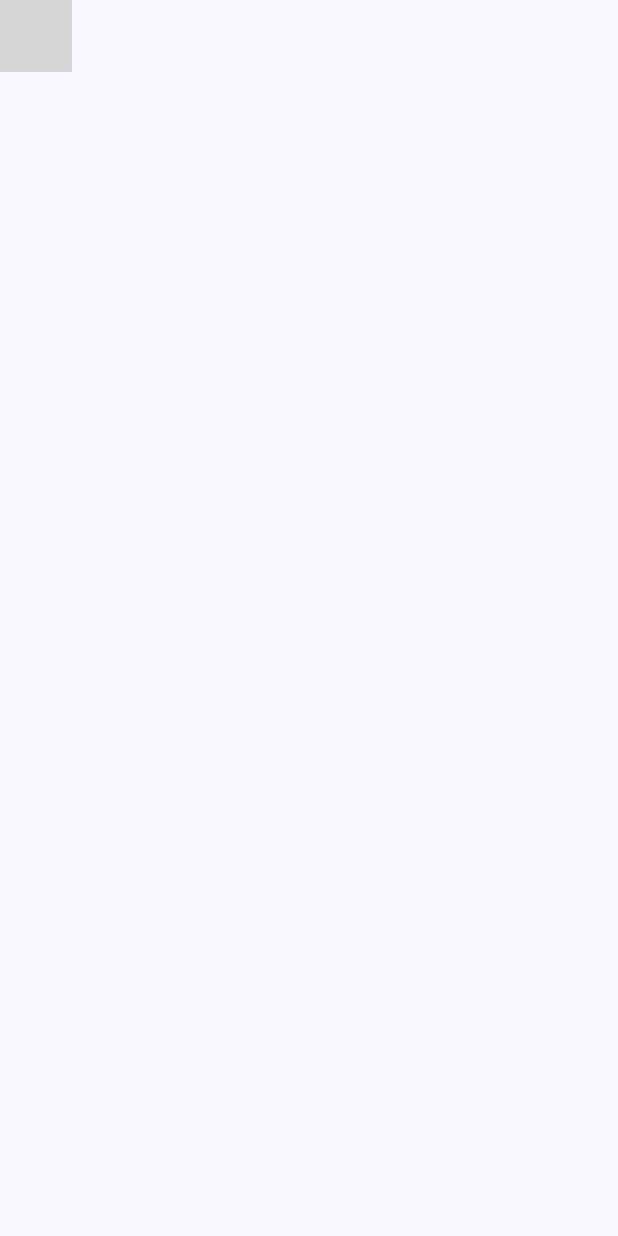
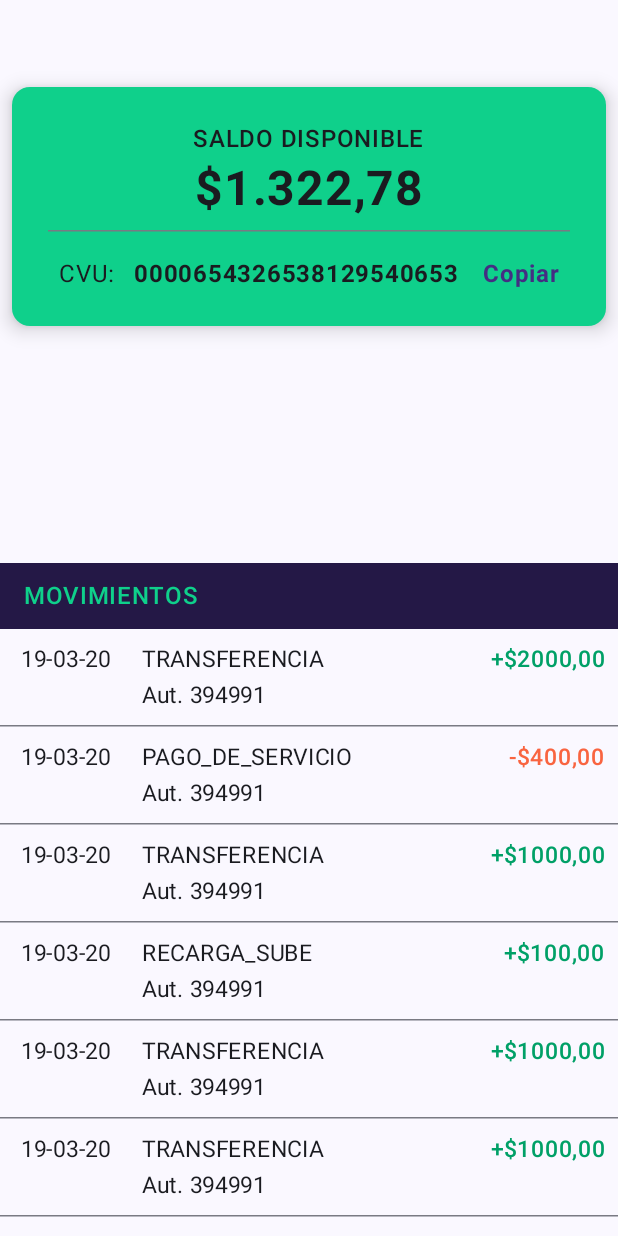
Before and after one commit to AlexLangman/Tp3Parcial, an Android app built with Jetpack Compose: the myAccountRoute screen opened through its navigation route, on a phone screen of 412 x 824 dp. Run offline under Robolectric (Android 15) with nearby library versions, the phone set to English and light mode, and no system bars; 1 statement that could not run was skipped; grey boxes are pictures that could not be loaded.

Commit message:
fix myAccountScreen

```diff
--- a/app/src/main/java/com/example/parcialtp3langmanpoltibohuier/Navigation.kt
+++ b/app/src/main/java/com/example/parcialtp3langmanpoltibohuier/Navigation.kt
@@ -7,7 +7,7 @@ import androidx.navigation.compose.NavHost
 import androidx.navigation.compose.composable
 import com.example.parcialtp3langmanpoltibohuier.ui.navigation.AppRoutes
 import com.example.parcialtp3langmanpoltibohuier.ui.screens.Home.HomeRoute
-import com.example.parcialtp3langmanpoltibohuier.ui.screens.MyAccount.MyAccountRoute
+import com.example.parcialtp3langmanpoltibohuier.ui.screens.myAccount.myAccountRoute
 import com.example.parcialtp3langmanpoltibohuier.ui.screens.MyCard.MyCardRoute
 import com.example.parcialtp3langmanpoltibohuier.ui.screens.ServicePayment.ServicePaymentRoute
 import com.example.parcialtp3langmanpoltibohuier.ui.screens.SignIn.SignInRoute
@@ -31,7 +31,7 @@ fun Navigation(navController: NavHostController){
             HomeRoute(navController)
         }
         composable(AppRoutes.MY_ACCOUNT){
-            MyAccountRoute(navController)
+            myAccountRoute(navController)
         }
         composable(AppRoutes.MY_CARD){
             MyCardRoute(navController)
--- /dev/null
+++ b/app/src/main/java/com/example/parcialtp3langmanpoltibohuier/ui/components/cards/myAccountCard.kt
@@ -0,0 +1,79 @@
+package com.example.parcialtp3langmanpoltibohuier.ui.components.cards
+
+import androidx.compose.foundation.layout.Arrangement
+import androidx.compose.foundation.layout.Column
+import androidx.compose.foundation.layout.Row
+import androidx.compose.foundation.layout.fillMaxSize
+import androidx.compose.foundation.layout.padding
+import androidx.compose.foundation.layout.size
+import androidx.compose.material3.Card
+import androidx.compose.material3.CardDefaults
+import androidx.compose.material3.HorizontalDivider
+import androidx.compose.material3.Text
+import androidx.compose.runtime.Composable
+import androidx.compose.ui.Alignment
+import androidx.compose.ui.unit.dp
+import androidx.compose.ui.Modifier
+import androidx.compose.ui.text.font.FontWeight
+import androidx.compose.ui.tooling.preview.Preview
+import androidx.compose.ui.unit.sp
+import com.example.parcialtp3langmanpoltibohuier.ui.theme.Purple1
+import com.example.parcialtp3langmanpoltibohuier.ui.theme.White
+
+@Composable
+fun myAccountCard(modifier: Modifier) {
+    val SEPARATION_SIZE = 8.dp
+
+    Card(
+        modifier = Modifier
+            .size(500.dp, 175.dp)
+            .padding(SEPARATION_SIZE),
+        colors = CardDefaults.cardColors(containerColor = White),
+        elevation = CardDefaults.cardElevation(defaultElevation = SEPARATION_SIZE)
+    ) {
+        Column(
+            modifier = Modifier
+                .fillMaxSize()
+                .padding(SEPARATION_SIZE),
+            verticalArrangement = Arrangement.Center,
+            horizontalAlignment = Alignment.CenterHorizontally
+        ) {
+            Text(
+                text = "SALDO DISPONIBLE",
+                modifier = Modifier
+                    .padding(bottom = 2.dp),
+                fontWeight = FontWeight.Medium
+            )
+            Text(
+                text = "$1.322,78",
+                modifier = Modifier
+                    .padding(bottom = SEPARATION_SIZE),
+                fontSize = 32.sp,
+                fontWeight = FontWeight.Bold
+            ) // TODO: Verificar si se mantiene esto
+
+            HorizontalDivider(modifier = Modifier.padding(horizontal = SEPARATION_SIZE * 2))
+
+            Row(
+                modifier = Modifier
+                    .padding(top = SEPARATION_SIZE * 2),
+                horizontalArrangement = Arrangement.SpaceEvenly,
+            ) {
+                Text(text = "CVU: ")
+                Text(
+                    modifier = Modifier
+                        .padding(start = SEPARATION_SIZE, end = SEPARATION_SIZE * 2),
+                    text = "0000654326538129540653", fontWeight = FontWeight.Bold
+                )
+                Text(text = "Copiar", fontWeight = FontWeight.Bold, color = Purple1)
+            }
+        }
+    }
+}
+
+
+@Preview
+@Composable
+fun myAccountCardPreview() {
+    myAccountCard(modifier = Modifier)
+}
--- /dev/null
+++ b/app/src/main/java/com/example/parcialtp3langmanpoltibohuier/ui/components/cards/transactionCard.kt
@@ -0,0 +1,104 @@
+package com.example.parcialtp3langmanpoltibohuier.ui.components.cards
+
+import android.os.Build
+import androidx.annotation.RequiresApi
+import androidx.compose.foundation.layout.Arrangement
+import androidx.compose.foundation.layout.Box
+import androidx.compose.foundation.layout.Column
+import androidx.compose.foundation.layout.Row
+import androidx.compose.foundation.layout.Spacer
+import androidx.compose.foundation.layout.fillMaxWidth
+import androidx.compose.foundation.layout.padding
+import androidx.compose.material3.Text
+import androidx.compose.runtime.Composable
+import androidx.compose.ui.Alignment
+import androidx.compose.ui.Modifier
+import androidx.compose.ui.text.font.FontWeight
+import androidx.compose.ui.tooling.preview.Preview
+import androidx.compose.ui.unit.dp
+import androidx.compose.ui.unit.sp
+import com.example.parcialtp3langmanpoltibohuier.ui.screens.myAccount.Transaction
+import com.example.parcialtp3langmanpoltibohuier.ui.screens.myAccount.TransactionsType
+import com.example.parcialtp3langmanpoltibohuier.ui.theme.Green1
+import com.example.parcialtp3langmanpoltibohuier.ui.theme.Red1
+import java.time.LocalDate
+import java.time.format.DateTimeFormatter
+
+@RequiresApi(Build.VERSION_CODES.O)
+val dateFormatter = DateTimeFormatter.ofPattern("dd-MM-yy")
+
+@RequiresApi(Build.VERSION_CODES.O)
+@Composable
+fun transactionCard(transaction: Transaction) {
+    Box(modifier = Modifier.padding(8.dp)){
+        Row(
+            modifier = Modifier
+                .fillMaxWidth(),
+            verticalAlignment = Alignment.Top,
+        ) {
+            // Fecha
+            Text(
+                text = transaction.date.format(dateFormatter),
+                modifier = Modifier.padding(start= 6.dp, end = 20.dp),
+                fontSize = 15.sp
+            )
+
+            // Descripción
+            Column(
+                horizontalAlignment = Alignment.Start
+            ) {
+                Text(
+                    text = transaction.type.toString(),
+                    fontSize = 15.sp
+                )
+                Text(
+                    text = "Aut. " + transaction.aut.toString(),
+                    fontSize = 15.sp
+                )
+            }
+
+            // Valor
+            Row(
+                modifier = Modifier.fillMaxWidth(),
+                horizontalArrangement = Arrangement.End
+            ){
+                if(transaction.value >= 0) {
+                    Text(
+                        text = formattedValue(transaction.value),
+                        fontWeight = FontWeight.Medium,
+                        fontSize = 15.sp,
+                        color = Green1
+                    )
+                } else {
+                    Text(
+                        text = formattedValue(transaction.value),
+                        fontWeight = FontWeight.Medium,
+                        fontSize = 15.sp,
+                        color = Red1
+                    )
+                }
+            }
+        }
+    }
+}
+
+fun formattedValue(value: Double): String {
+    val formattedValue = String.format("%.2f", Math.abs(value)).replace('.', ',')
+    return if (value >= 0) {
+        "+$$formattedValue"
+    } else {
+        "-$$formattedValue"
+    }
+}
+
+@Preview(showBackground = true)
+@RequiresApi(Build.VERSION_CODES.O)
+@Composable
+fun transactionCardPreview() {
+    val transaction = Transaction(
+        LocalDate.of(2020,3,19),
+        TransactionsType.TRANSFERENCIA,
+        394991,
+        2000.00)
+    transactionCard(transaction)
+}
--- /dev/null
+++ b/app/src/main/java/com/example/parcialtp3langmanpoltibohuier/ui/components/dividers/horizontalDivider.kt
@@ -0,0 +1,16 @@
+package com.example.parcialtp3langmanpoltibohuier.ui.components.dividers
+
+import androidx.compose.foundation.layout.Arrangement
+import androidx.compose.foundation.layout.Column
+import androidx.compose.material3.HorizontalDivider
+import androidx.compose.runtime.Composable
+import androidx.compose.ui.unit.dp
+
+@Composable
+fun horizontalDivider() {
+    Column(
+        verticalArrangement = Arrangement.spacedBy(8.dp),
+    ) {
+        HorizontalDivider(thickness = 1.dp)
+    }
+}
--- /dev/null
+++ b/app/src/main/java/com/example/parcialtp3langmanpoltibohuier/ui/components/samples/sampleTransactions.kt
@@ -0,0 +1,17 @@
+package com.example.parcialtp3langmanpoltibohuier.ui.components.samples
+
+import android.os.Build
+import androidx.annotation.RequiresApi
+import com.example.parcialtp3langmanpoltibohuier.ui.screens.myAccount.Transaction
+import com.example.parcialtp3langmanpoltibohuier.ui.screens.myAccount.TransactionsType
+import java.time.LocalDate
+
+@RequiresApi(Build.VERSION_CODES.O)
+val sampleTransactions = listOf(
+        Transaction(LocalDate.of(2020,3,19), TransactionsType.TRANSFERENCIA, 394991, 2000.00),
+        Transaction(LocalDate.of(2020,3,19), TransactionsType.PAGO_DE_SERVICIO, 394991, -400.00),
+        Transaction(LocalDate.of(2020,3,19), TransactionsType.TRANSFERENCIA, 394991, 1000.00),
+        Transaction(LocalDate.of(2020,3,19), TransactionsType.RECARGA_SUBE, 394991, 100.00),
+        Transaction(LocalDate.of(2020,3,19), TransactionsType.TRANSFERENCIA, 394991, 1000.00),
+        Transaction(LocalDate.of(2020,3,19), TransactionsType.TRANSFERENCIA, 394991, 1000.00),
+    )
--- a/app/src/main/java/com/example/parcialtp3langmanpoltibohuier/ui/screens/MyAccount/MyAccountRoute.kt
+++ b/app/src/main/java/com/example/parcialtp3langmanpoltibohuier/ui/screens/MyAccount/MyAccountRoute.kt
@@ -1,11 +1,11 @@
-package com.example.parcialtp3langmanpoltibohuier.ui.screens.MyAccount
+package com.example.parcialtp3langmanpoltibohuier.ui.screens.myAccount
 
 import androidx.compose.runtime.Composable
 import androidx.navigation.NavHostController
 
 @Composable
-fun MyAccountRoute(
+fun myAccountRoute(
     navController: NavHostController
 ){
-    MyAccountScreen(navController = navController)
+    myAccountScreen()
 }
--- a/app/src/main/java/com/example/parcialtp3langmanpoltibohuier/ui/screens/MyAccount/MyAccountScreen.kt
+++ b/app/src/main/java/com/example/parcialtp3langmanpoltibohuier/ui/screens/MyAccount/MyAccountScreen.kt
@@ -1,7 +1,92 @@
-package com.example.parcialtp3langmanpoltibohuier.ui.screens.MyAccount
+package com.example.parcialtp3langmanpoltibohuier.ui.screens.myAccount
 
+import android.os.Build
+import androidx.annotation.RequiresApi
+import androidx.compose.foundation.background
+import androidx.compose.foundation.layout.Box
+import androidx.compose.foundation.layout.Column
+import androidx.compose.foundation.layout.Spacer
+import androidx.compose.foundation.layout.fillMaxSize
+import androidx.compose.foundation.layout.fillMaxWidth
+import androidx.compose.foundation.layout.height
+import androidx.compose.foundation.layout.padding
+import androidx.compose.foundation.lazy.LazyColumn
+import androidx.compose.foundation.lazy.items
+import androidx.compose.material3.Text
 import androidx.compose.runtime.Composable
-import androidx.navigation.NavHostController
+import androidx.compose.ui.Alignment
+import androidx.compose.ui.Modifier
+import androidx.compose.ui.text.font.FontWeight
+import androidx.compose.ui.tooling.preview.Preview
+import androidx.compose.ui.unit.dp
+import androidx.compose.ui.unit.sp
+import com.example.parcialtp3langmanpoltibohuier.ui.components.cards.myAccountCard
+import com.example.parcialtp3langmanpoltibohuier.ui.components.cards.transactionCard
+import com.example.parcialtp3langmanpoltibohuier.ui.components.dividers.horizontalDivider
+import com.example.parcialtp3langmanpoltibohuier.ui.components.samples.sampleTransactions
+import com.example.parcialtp3langmanpoltibohuier.ui.theme.Black
+import com.example.parcialtp3langmanpoltibohuier.ui.theme.White
+import java.time.LocalDate
 
+data class Transaction(
+    val date: LocalDate,
+    val type: TransactionsType,
+    val aut: Int,
+    val value : Double,
+)
+
+enum class TransactionsType {
+    TRANSFERENCIA,
+    PAGO_DE_SERVICIO,
+    RECARGA_SUBE
+}
+
+@RequiresApi(Build.VERSION_CODES.O)
 @Composable
-fun MyAccountScreen(navController: NavHostController){}
+fun myAccountScreen() {
+    val SUBTITLE = "MOVIMIENTOS"
+
+    Column(
+        modifier = Modifier.fillMaxSize(),
+        horizontalAlignment = Alignment.CenterHorizontally
+    ) {
+        Spacer(modifier = Modifier.height(50.dp))
+
+        // Card info de cuenta
+        myAccountCard(modifier = Modifier.fillMaxWidth())
+
+        Spacer(modifier = Modifier.height(150.dp))
+
+        // Titulo de franja oscura
+        Box(
+            modifier = Modifier
+                .fillMaxWidth()
+                .background(Black)
+                .padding(horizontal = 16.dp, vertical = 10.dp),
+            contentAlignment = Alignment.TopStart
+        ) {
+            Text(
+                text = SUBTITLE,
+                color = White,
+                fontSize = 16.sp,
+                fontWeight = FontWeight.Medium
+            )
+        }
+
+        // Listado de movimientos
+        LazyColumn(modifier = Modifier.fillMaxWidth()) {
+            items(sampleTransactions) { item ->
+                transactionCard(item)
+                horizontalDivider()
+            }
+        }
+
+    }
+}
+
+@Preview(showBackground = true)
+@RequiresApi(Build.VERSION_CODES.O)
+@Composable
+fun myAccountScreenPreview() {
+    myAccountScreen()
+}
--- a/app/src/main/java/com/example/parcialtp3langmanpoltibohuier/ui/theme/Color.kt
+++ b/app/src/main/java/com/example/parcialtp3langmanpoltibohuier/ui/theme/Color.kt
@@ -2,7 +2,9 @@ package com.example.parcialtp3langmanpoltibohuier.ui.theme
 
 import androidx.compose.ui.graphics.Color
 
-val White = Color(0xFF0FD08B)
+// TODO: Nombres de colores deben ser iguales a los del Figma
+val Black = Color(0xFF241846)
+val White = Color(0xFF0FD08B) // TODO: Esto no es blanco
 
 val Gray1 = Color(0xFF575372)
 val Gray2 = Color(0xFFD1D1D7)
--- a/app/src/main/java/com/example/parcialtp3langmanpoltibohuier/ui/theme/Theme.kt
+++ b/app/src/main/java/com/example/parcialtp3langmanpoltibohuier/ui/theme/Theme.kt
@@ -28,7 +28,8 @@ private val DarkColorScheme = darkColorScheme(
 private val LightColorScheme = lightColorScheme(
     primary = Purple40,
     secondary = PurpleGrey40,
-    tertiary = Pink40
+    tertiary = Pink40,
+    background = Gray4
 
     /* Other default colors to override
     background = Color(0xFFFFFBFE),
```
